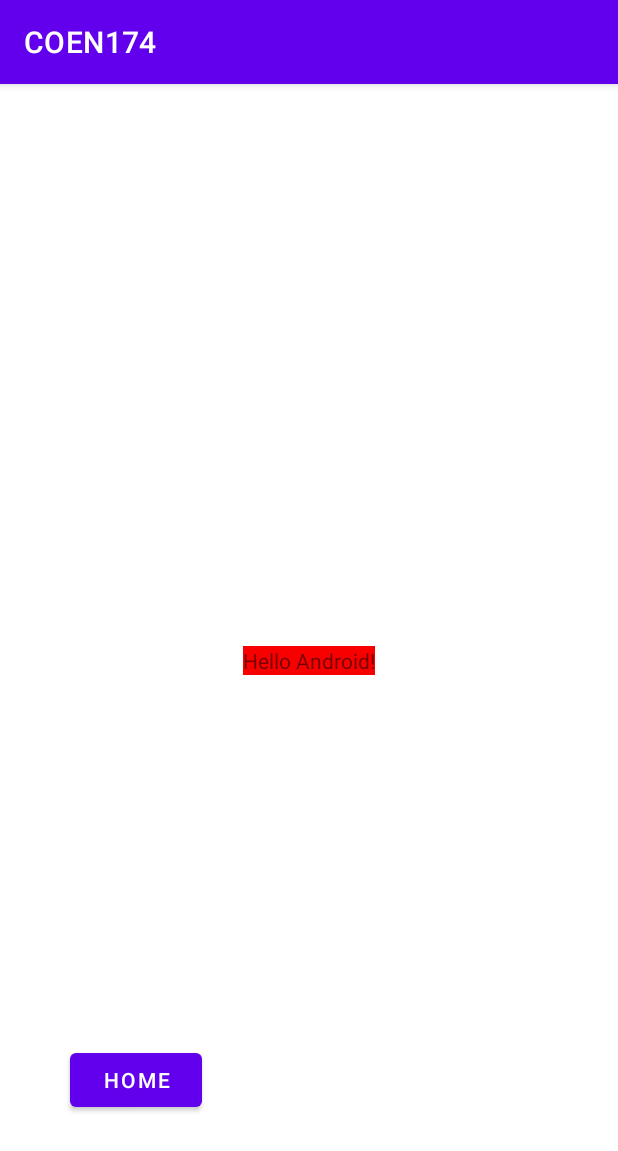
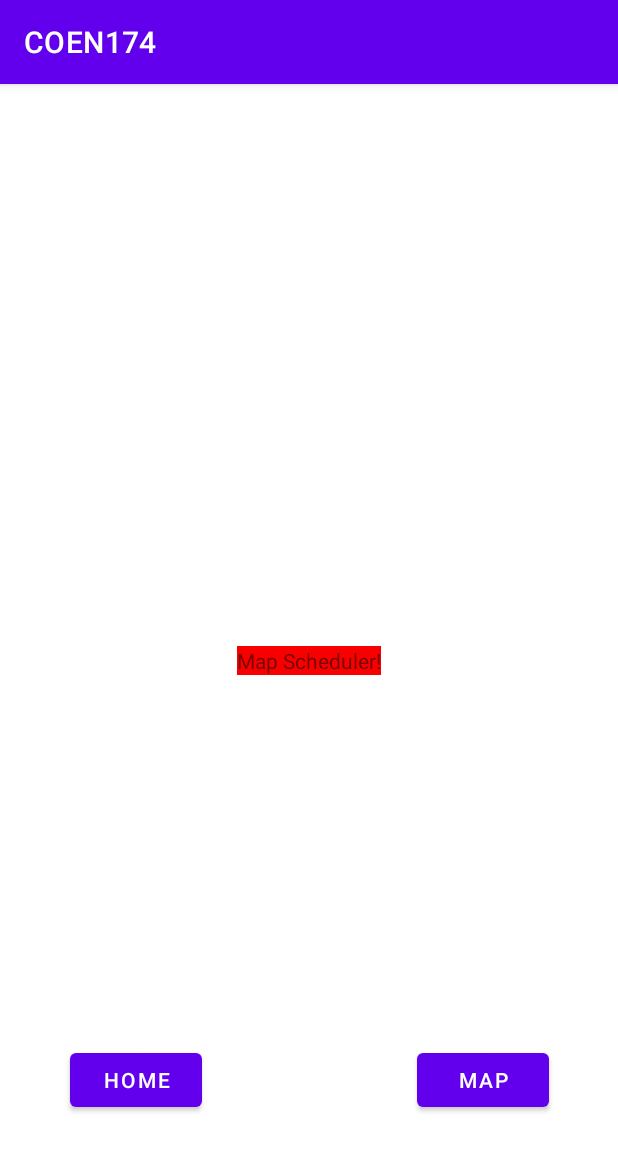
Before and after one commit to oooZCooo/COEN174, an Android app: the screen it shows after launch (MainActivity), on a phone screen of 412 x 824 dp. Shown: the top 1151 px of the screen. Run offline under Robolectric (Android 15) with nearby library versions, the phone set to English and light mode, and no system bars.

Commit message:
Second Commit

```diff
--- a/app/src/main/res/layout/activity_main.xml
+++ b/app/src/main/res/layout/activity_main.xml
@@ -10,7 +10,7 @@
         android:layout_width="wrap_content"
         android:layout_height="wrap_content"
         android:background="#F80000"
-        android:text="Hello Android!"
+        android:text="Map Scheduler!"
         app:layout_constraintBottom_toBottomOf="parent"
         app:layout_constraintEnd_toEndOf="parent"
         app:layout_constraintStart_toStartOf="parent"
@@ -30,4 +30,18 @@
         app:layout_constraintStart_toStartOf="parent"
         app:layout_constraintTop_toTopOf="parent" />
 
+    <Button
+        android:id="@+id/button2"
+        android:layout_width="wrap_content"
+        android:layout_height="wrap_content"
+        android:layout_marginStart="277dp"
+        android:layout_marginTop="621dp"
+        android:layout_marginEnd="46dp"
+        android:layout_marginBottom="62dp"
+        android:text="Map"
+        app:layout_constraintBottom_toBottomOf="parent"
+        app:layout_constraintEnd_toEndOf="parent"
+        app:layout_constraintStart_toStartOf="parent"
+        app:layout_constraintTop_toTopOf="parent" />
+
 </androidx.constraintlayout.widget.ConstraintLayout>
```
